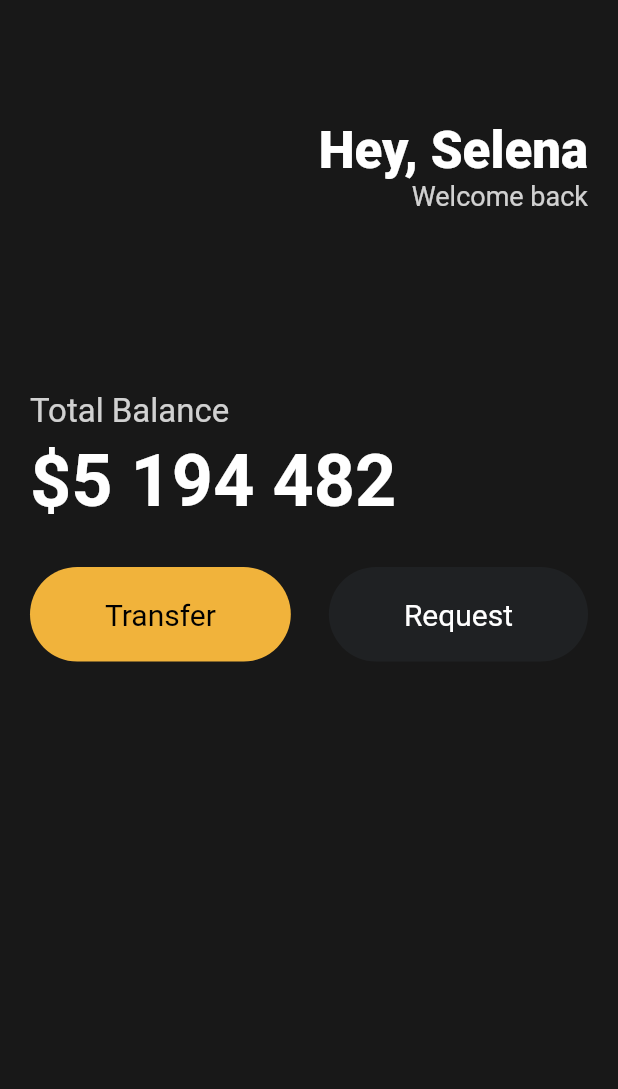
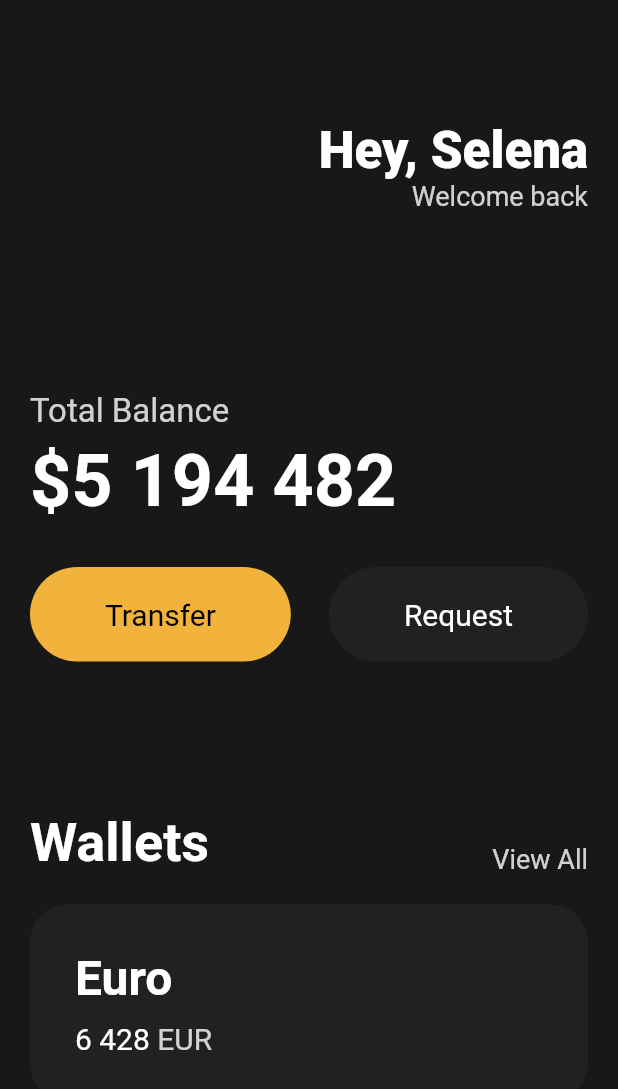
Before and after one commit to snack655/study-flutter, a Flutter app: the screen it shows after launch, on a phone screen of 412 x 824 dp. Shown: the top 1089 px of the screen. Run offline on Flutter 3.47's test engine with Material 2 defaults, Android fonts, the light colour scheme and no system bars.

Commit message:
Study Card

```diff
--- a/toonflix/lib/main.dart
+++ b/toonflix/lib/main.dart
@@ -82,8 +82,86 @@
                       ),
                     ],
                   ),
+                  const SizedBox(
+                    height: 100,
+                  ),
+                  Row(
+                    mainAxisAlignment: MainAxisAlignment.spaceBetween,
+                    crossAxisAlignment: CrossAxisAlignment.end,
+                    children: [
+                      const Text(
+                        "Wallets",
+                        style: TextStyle(
+                          color: Colors.white,
+                          fontSize: 36,
+                          fontWeight: FontWeight.w600,
+                        ),
+                      ),
+                      Text(
+                        'View All',
+                        style: TextStyle(
+                          color: Colors.white.withOpacity(0.8),
+                          fontSize: 18,
+                        ),
+                      ),
+                    ],
+                  ),
+                  const SizedBox(
+                    height: 20,
+                  ),
+                  Container(
+                    decoration: BoxDecoration(
+                      color: const Color(0xFF1F2123),
+                      borderRadius: BorderRadius.circular(25),
+                    ),
+                    child: Padding(
+                      padding: const EdgeInsets.all(30),
+                      child: Row(
+                        children: [
+                          Column(
+                            crossAxisAlignment: CrossAxisAlignment.start,
+                            children: [
+                              const Text(
+                                'Euro',
+                                style: TextStyle(
+                                  color: Colors.white,
+                                  fontSize: 32,
+                                  fontWeight: FontWeight.w600,
+                                ),
+                              ),
+                              const SizedBox(
+                                height: 10,
+                              ),
+                              Row(
+                                children: [
+                                  const Text(
+                                    '6 428',
+                                    style: TextStyle(
+                                      color: Colors.white,
+                                      fontSize: 20,
+                                    ),
+                                  ),
+                                  const SizedBox(
+                                    width: 5,
+                                  ),
+                                  Text('EUR',
+                                      style: TextStyle(
+                                        color: Colors.white.withOpacity(0.8),
+                                        fontSize: 20,
+                                      )),
+                                ],
+                              ),
+                            ],
+                          ),
+                        ],
+                      ),
+                    )
+                  ),
                 ],
-              ))),
-    ));
+              )
+            )
+          ),
+        )
+      );
   }
 }
```
